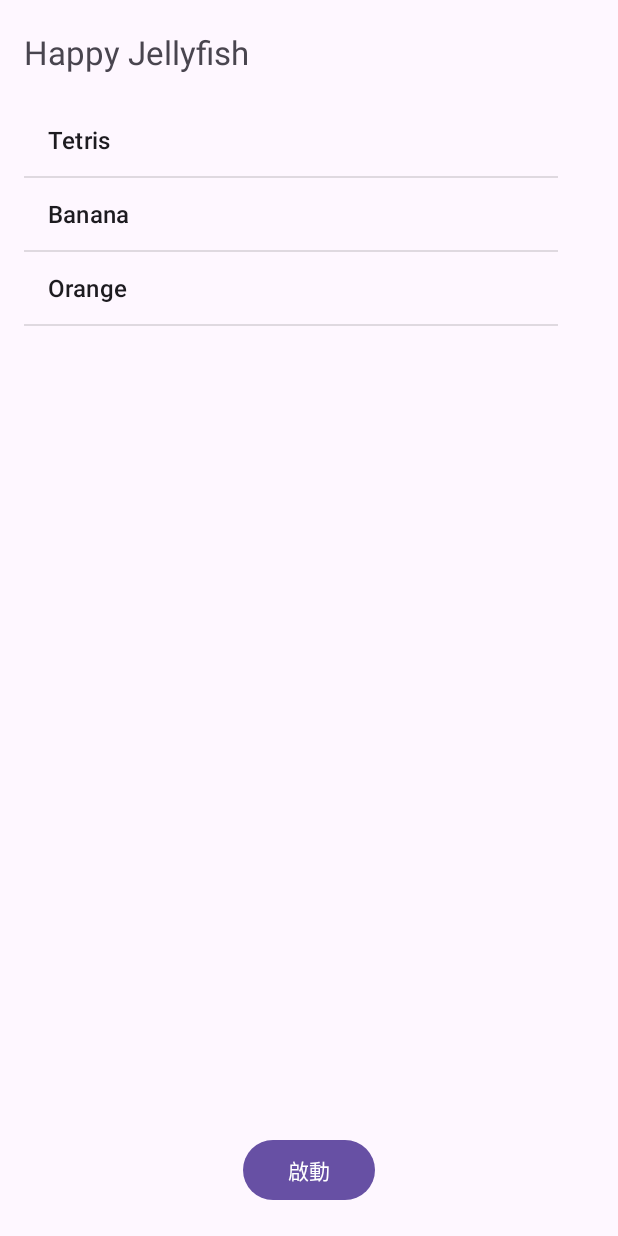
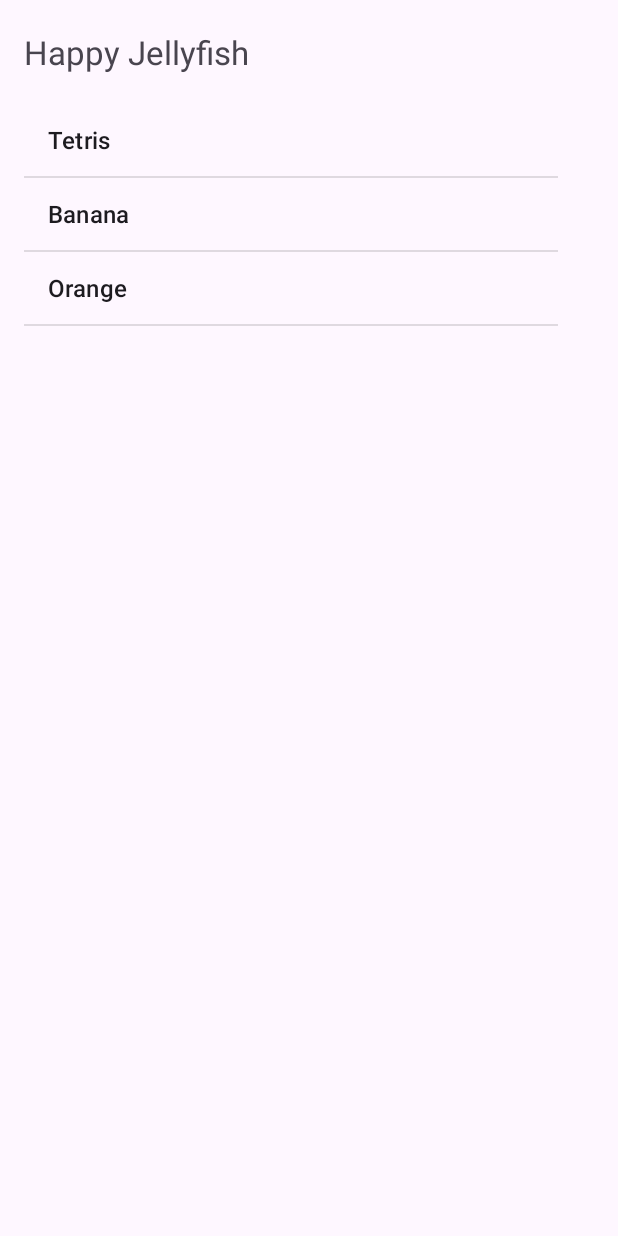
Before and after one commit to 110360110/FinalProject_HappyJellyfish, an Android app: the screen it shows after launch (MainActivity), on a phone screen of 412 x 824 dp. Run offline under Robolectric (Android 15) with nearby library versions, the light colour scheme and no system bars.

Commit message:
HOME modify

```diff
--- a/app/src/main/java/com/example/happy_jellyfish/TetrisService.java
+++ b/app/src/main/java/com/example/happy_jellyfish/TetrisService.java
@@ -3,12 +3,11 @@ package com.example.happy_jellyfish;
 import android.app.Service;
 import android.content.Intent;
 import android.os.IBinder;
-
 import com.example.happy_jellyfish.Tetris.TetrisActivity;
 
 public class TetrisService extends Service {
     public TetrisService() {
-        new Thread(new Runnable() {
+        new Thread(new Thread() {
             @Override
             public void run() {
                 try {
@@ -25,7 +24,8 @@ public class TetrisService extends Service {
 
         stopSelf();
     }
-
+    @Override
+    public void onDestroy() {super.onDestroy();}
     @Override
     public IBinder onBind(Intent intent) {
         // TODO: Return the communication channel to the service.
--- a/app/src/main/res/layout/activity_main.xml
+++ b/app/src/main/res/layout/activity_main.xml
@@ -37,14 +37,4 @@
         app:layout_constraintStart_toStartOf="@id/listView"
         app:layout_constraintTop_toBottomOf="@id/listView" />
 
-    <Button
-        android:id="@+id/btn_start"
-        android:layout_width="wrap_content"
-        android:layout_height="wrap_content"
-        android:layout_marginBottom="20dp"
-        android:text="啟動"
-        app:layout_constraintBottom_toBottomOf="parent"
-        app:layout_constraintLeft_toLeftOf="parent"
-        app:layout_constraintRight_toRightOf="parent"/>
-
 </androidx.constraintlayout.widget.ConstraintLayout>
```
